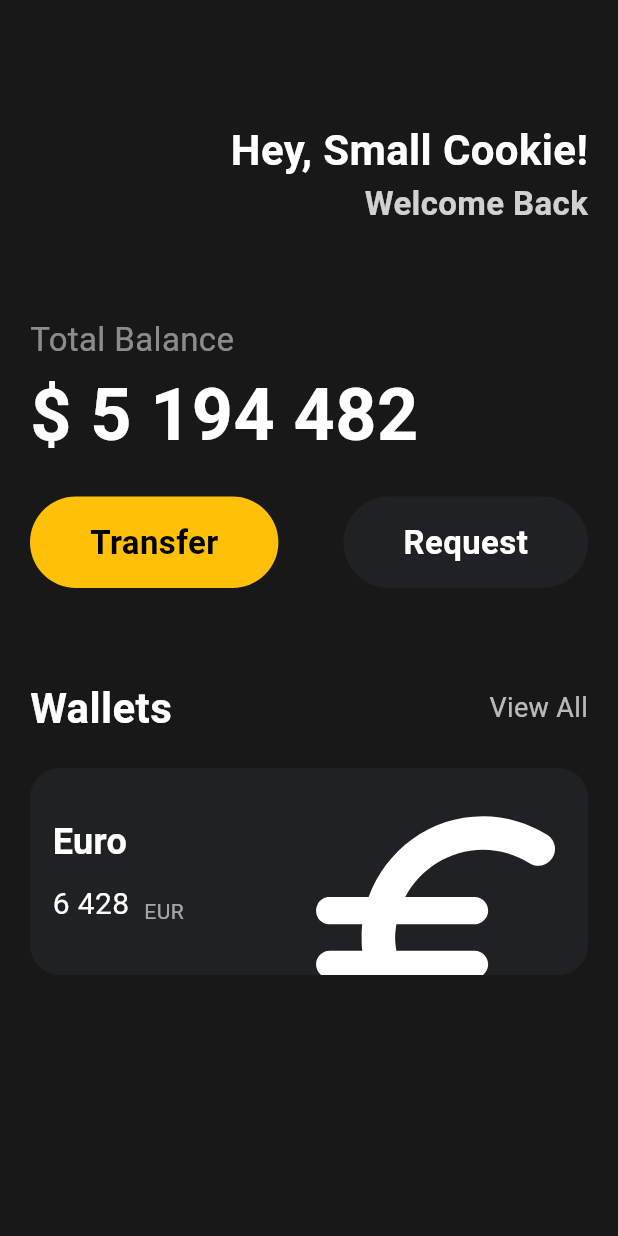
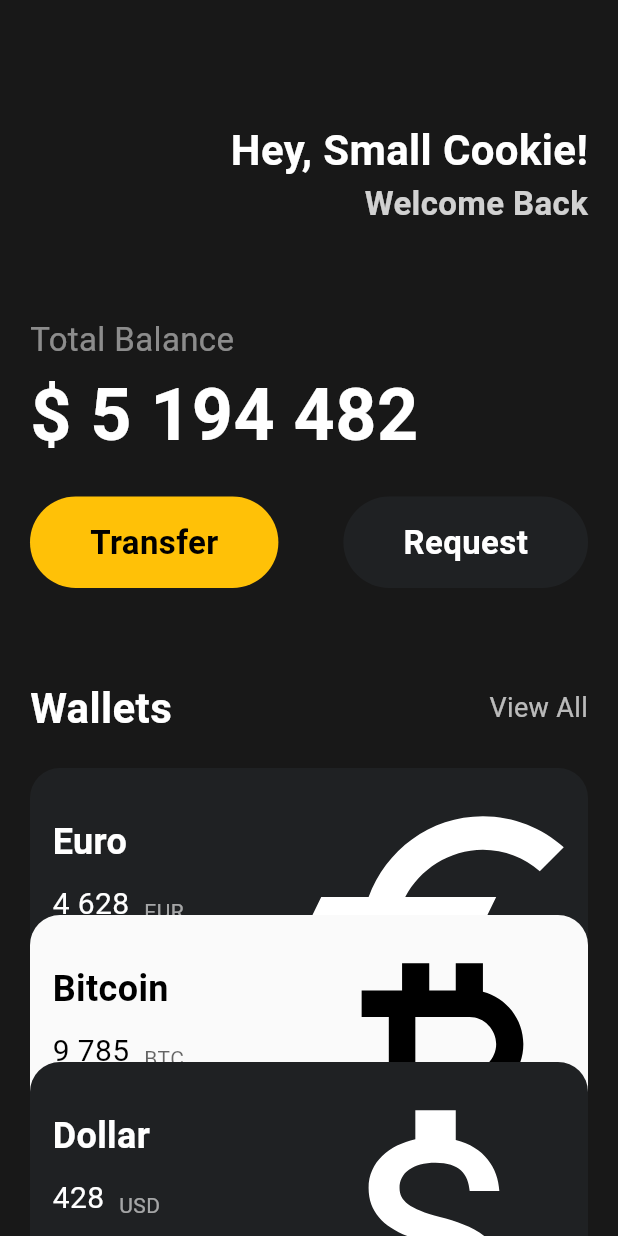
Before and after one commit to GangOn0215/study, a Flutter app: the screen it shows after launch, on a phone screen of 412 x 824 dp. Run offline on Flutter 3.47's test engine with Material 3 defaults, Android fonts, the phone set to English and light mode, and no system bars.

Commit message:
[ flutter ] currency card 모듈화

```diff
--- a/mobile/flutter/normard/a03_ui_challenge/lib/main.dart
+++ b/mobile/flutter/normard/a03_ui_challenge/lib/main.dart
@@ -1,4 +1,5 @@
 import 'package:a03_ui_challenge/widgets/button.dart';
+import 'package:a03_ui_challenge/widgets/currency_card.dart';
 import 'package:flutter/material.dart';
 
 void main() {
@@ -14,7 +15,8 @@ class MainApp extends StatelessWidget {
       home: Scaffold(
         backgroundColor: Color(0xFF181818),
 
-        body: Padding(
+        body: SingleChildScrollView(
+          child: Padding(
             // padding 집어 넣기
             // padding: EdgeInsets.all(20),
             // padding: const EdgeInsets.only(right: 20),
@@ -112,67 +114,35 @@ class MainApp extends StatelessWidget {
                   ],
                 ),
                 SizedBox(height: 20),
-              Container(
-                clipBehavior: Clip.hardEdge,
-                decoration: BoxDecoration(
-                  color: const Color(0xFF1F2123),
-                  borderRadius: BorderRadius.circular(20),
+                CurrencyCard(
+                  bgColor: Color(0xFF1F2123),
+                  currency: 'Euro',
+                  isWhite: true,
+                  currencyOf: 'EUR',
+                  money: '4 628',
+                  icon: Icons.euro_outlined,
+                  offset: Offset(0, 0),
                 ),
-                padding: EdgeInsets.symmetric(vertical: 20, horizontal: 15),
-
-                child: Row(
-                  mainAxisAlignment: MainAxisAlignment.spaceBetween,
-                  children: [
-                    Column(
-                      crossAxisAlignment: CrossAxisAlignment.start,
-                      children: [
-                        Text(
-                          'Euro',
-                          style: TextStyle(
-                            color: Colors.white,
-                            fontSize: 24,
-                            fontWeight: FontWeight.w600,
+                CurrencyCard(
+                  bgColor: Color(0XFFFAFAFA),
+                  currency: 'Bitcoin',
+                  isWhite: false,
+                  currencyOf: 'BTC',
+                  money: '9 785',
+                  icon: Icons.currency_bitcoin_outlined,
+                  offset: Offset(0, -40),
                 ),
-                        ),
-                        SizedBox(height: 10),
-                        Row(
-                          crossAxisAlignment: CrossAxisAlignment.end,
-                          children: [
-                            Text(
-                              '6 428',
-                              style: TextStyle(
-                                color: Colors.white,
-                                fontSize: 20,
-                              ),
-                            ),
-                            SizedBox(width: 10),
-                            Text(
-                              'EUR',
-                              style: TextStyle(
-                                fontSize: 14,
-                                color: Colors.white.withValues(alpha: 0.6),
-                              ),
+                CurrencyCard(
+                  bgColor: Color(0xFF1F2123),
+                  currency: 'Dollar',
+                  isWhite: true,
+                  money: '428',
+                  currencyOf: 'USD',
+                  icon: Icons.attach_money_outlined,
+                  offset: Offset(0, -80),
                 ),
               ],
             ),
-                      ],
-                    ),
-
-                    Transform.scale(
-                      scale: 2.2,
-                      child: Transform.translate(
-                        offset: Offset(-15, 20),
-                        child: Icon(
-                          Icons.euro_rounded,
-                          color: Colors.white,
-                          size: 98,
-                        ),
-                      ),
-                    ),
-                  ],
-                ),
-              ),
-            ],
           ),
         ),
       ),
--- /dev/null
+++ b/mobile/flutter/normard/a03_ui_challenge/lib/widgets/currency_card.dart
@@ -0,0 +1,91 @@
+import 'package:flutter/material.dart';
+
+class CurrencyCard extends StatelessWidget {
+  const CurrencyCard({
+    super.key,
+    required this.bgColor,
+    required this.currency,
+    required this.isWhite,
+    required this.money,
+    required this.currencyOf,
+    required this.icon,
+    required this.offset,
+  });
+
+  final Color bgColor;
+  final String currency;
+  final String currencyOf;
+  final String money;
+  final bool isWhite; // 흰색, 검정 반전 처리
+  final IconData icon;
+  final Offset offset;
+
+  @override
+  Widget build(BuildContext context) {
+    return Transform.translate(
+      offset: offset,
+      child: Container(
+        clipBehavior: Clip.hardEdge,
+        decoration: BoxDecoration(
+          color: bgColor,
+          borderRadius: BorderRadius.circular(20),
+        ),
+        padding: EdgeInsets.symmetric(vertical: 20, horizontal: 15),
+
+        child: Row(
+          mainAxisAlignment: MainAxisAlignment.spaceBetween,
+          children: [
+            Column(
+              crossAxisAlignment: CrossAxisAlignment.start,
+              children: [
+                Text(
+                  currency,
+                  style: TextStyle(
+                    color: isWhite ? Colors.white : Colors.black,
+                    fontSize: 24,
+                    fontWeight: FontWeight.w600,
+                  ),
+                ),
+                SizedBox(height: 10),
+                Row(
+                  crossAxisAlignment: CrossAxisAlignment.end,
+                  children: [
+                    Text(
+                      money,
+                      style: TextStyle(
+                        color: isWhite ? Colors.white : Colors.black,
+                        fontSize: 20,
+                      ),
+                    ),
+                    SizedBox(width: 10),
+                    Text(
+                      currencyOf,
+                      style: TextStyle(
+                        fontSize: 14,
+                        color: isWhite
+                            ? Colors.white.withValues(alpha: 0.6)
+                            : Colors.black.withValues(alpha: 0.6),
+                      ),
+                    ),
+                  ],
+                ),
+              ],
+            ),
+
+            Transform.scale(
+              scale: 2.2,
+              child: Transform.translate(
+                offset: Offset(-15, 20),
+                child: Icon(
+                  icon,
+                  color: isWhite ? Colors.white : Colors.black,
+                  size: 98,
+                ),
+              ),
+            ),
+          ],
+        ),
+      ),
+    );
+  }
+}
```
Lines whose indentation alone changed are shown as unchanged.
